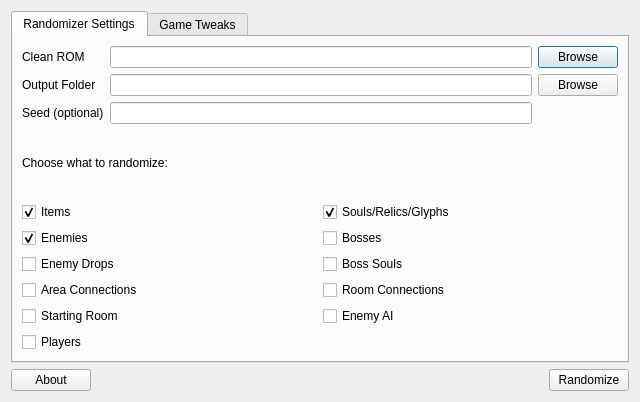
Above: randomizer.ui from LagoLunatic/dsvrandom before the change. Below: the same form after it.
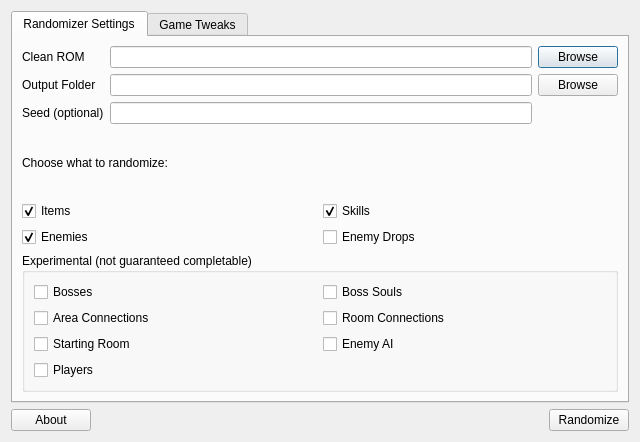
That is the form after the change. Icons and pictures are not drawn.

Diff of the .ui file:
```diff
--- a/randomizer.ui
+++ b/randomizer.ui
@@ -7,7 +7,7 @@
     <x>0</x>
     <y>0</y>
     <width>640</width>
-    <height>402</height>
+    <height>442</height>
    </rect>
   </property>
   <property name="windowTitle">
@@ -98,7 +98,7 @@
          <item>
           <widget class="QCheckBox" name="randomize_souls_relics_and_glyphs">
            <property name="text">
-            <string>Souls/Relics/Glyphs</string>
+            <string>Skills</string>
            </property>
            <property name="checked">
             <bool>true</bool>
@@ -120,23 +120,29 @@
           </widget>
          </item>
          <item>
-          <widget class="QCheckBox" name="randomize_bosses">
-           <property name="text">
-            <string>Bosses</string>
-           </property>
-          </widget>
-         </item>
-        </layout>
-       </item>
-       <item>
-        <layout class="QHBoxLayout" name="horizontalLayout_9">
-         <item>
           <widget class="QCheckBox" name="randomize_enemy_drops">
            <property name="text">
             <string>Enemy Drops</string>
            </property>
           </widget>
          </item>
+        </layout>
+       </item>
+       <item>
+        <widget class="QGroupBox" name="groupBox_5">
+         <property name="title">
+          <string>Experimental (not guaranteed completable)</string>
+         </property>
+         <layout class="QVBoxLayout" name="verticalLayout_3">
+          <item>
+           <layout class="QHBoxLayout" name="horizontalLayout_9">
+            <item>
+             <widget class="QCheckBox" name="randomize_bosses">
+              <property name="text">
+               <string>Bosses</string>
+              </property>
+             </widget>
+            </item>
          <item>
           <widget class="QCheckBox" name="randomize_boss_souls">
            <property name="text">
@@ -192,6 +198,17 @@
           </widget>
          </item>
         </layout>
+          </item>
+         </layout>
+         <zorder>randomize_players</zorder>
+         <zorder>randomize_players</zorder>
+         <zorder></zorder>
+         <zorder></zorder>
+         <zorder></zorder>
+         <zorder></zorder>
+         <zorder></zorder>
+         <zorder></zorder>
+        </widget>
        </item>
       </layout>
      </widget>
```
Left out of the diff: 2 changed lines with no effect on the pictures. Lines whose indentation alone changed are shown as unchanged.
